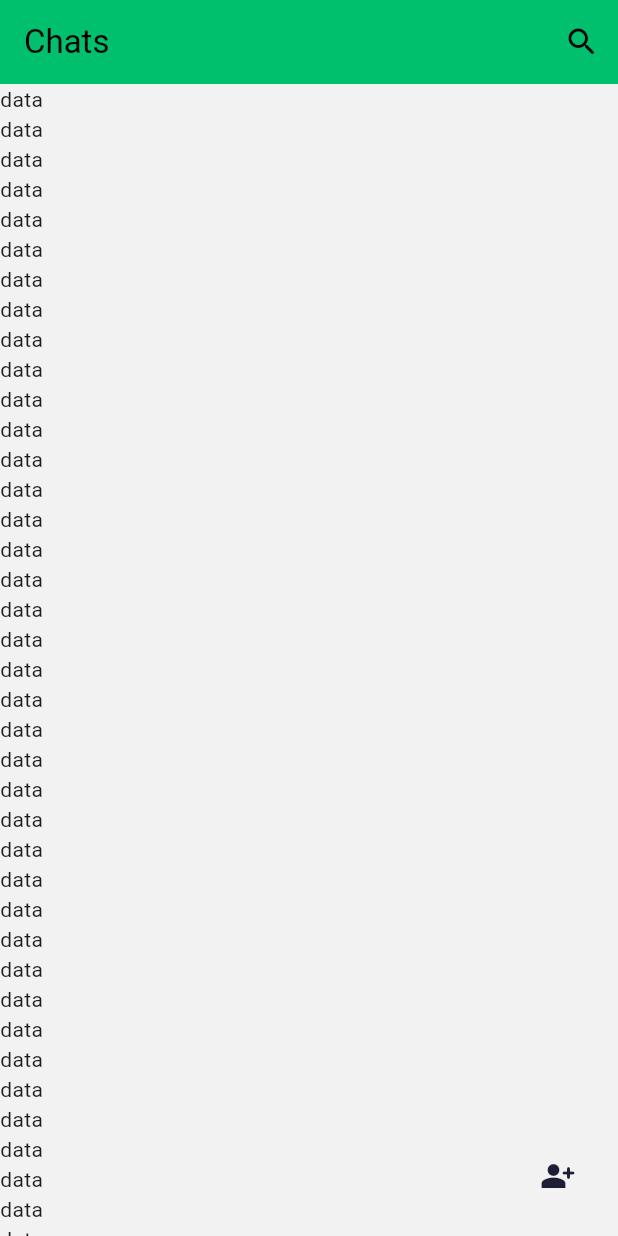
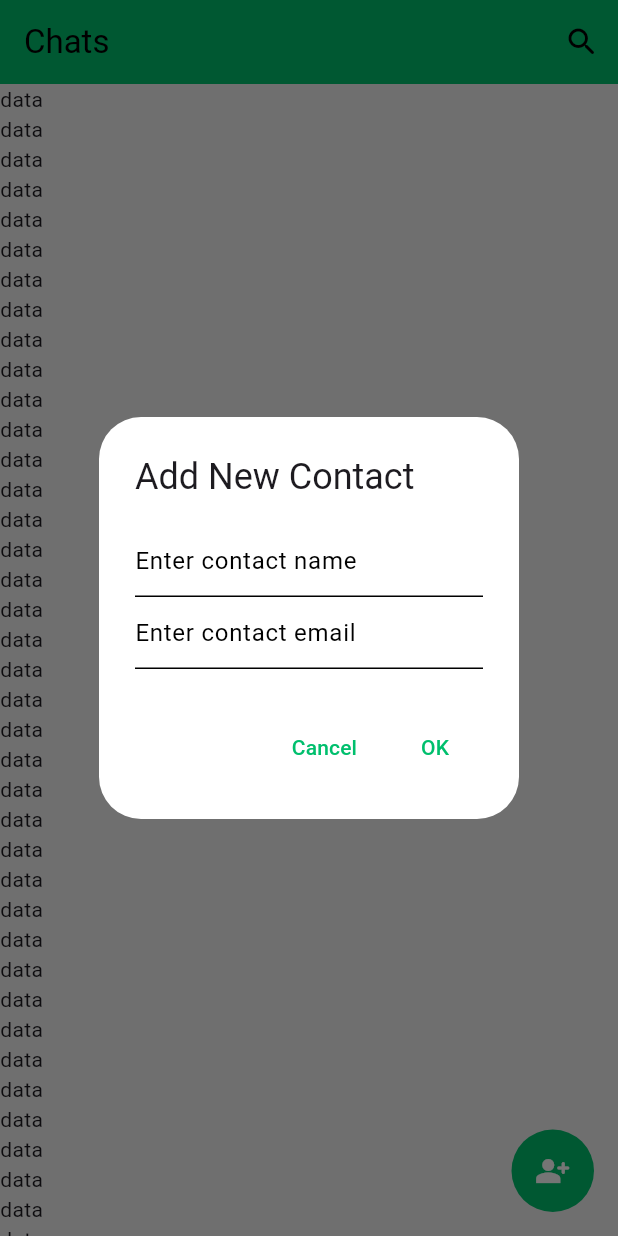
Before and after one commit to Rajab-Alkahef/Chatify, a Flutter app: the HomeScreen screen opened by its route, after a tap on the "person add alt" icon, on a phone screen of 412 x 824 dp. Run offline on Flutter 3.47's test engine with Material 3 defaults, Android fonts, the light colour scheme and no system bars; our stand-ins replace cloud_firestore, firebase_auth, firebase_core, modal_progress_hud_nsn; accounts and stored records are empty.

Commit message:
Add floating action button to HomeScreen
Create a floating action button widget and add it to the HomeScreen for
adding new contacts. The button triggers a dialog to input contact details.

```diff
--- a/lib/views/home_screen.dart
+++ b/lib/views/home_screen.dart
@@ -1,19 +1,23 @@
 import 'package:chat_app_new/constants.dart';
 import 'package:chat_app_new/widgets/appbar_home_screen.dart';
+import 'package:chat_app_new/widgets/floating_button.dart';
 import 'package:cloud_firestore/cloud_firestore.dart';
 import 'package:flutter/material.dart';
 
-class HomeScreen extends StatelessWidget {
+class HomeScreen extends StatefulWidget {
   const HomeScreen({super.key});
   static String id = 'home-screen';
+
+  @override
+  State<HomeScreen> createState() => _HomeScreenState();
+}
+
+class _HomeScreenState extends State<HomeScreen> {
   @override
   Widget build(BuildContext context) {
     final messageCollection = FirebaseFirestore.instance.collection(kUsers);
     return Scaffold(
-      floatingActionButton: IconButton(
-        onPressed: () {},
-        icon: const Icon(Icons.person_add_alt_rounded),
-      ),
+      floatingActionButton: const floatingActionButton(),
       appBar: appBarhomeScreen(context),
       body: ListView.builder(
         itemBuilder: (context, index) {
--- /dev/null
+++ b/lib/widgets/floating_button.dart
@@ -0,0 +1,85 @@
+import 'package:chat_app_new/constants.dart';
+import 'package:flutter/material.dart';
+
+class floatingActionButton extends StatefulWidget {
+  const floatingActionButton({
+    super.key,
+  });
+
+  @override
+  State<floatingActionButton> createState() => _floatingActionButtonState();
+}
+
+class _floatingActionButtonState extends State<floatingActionButton> {
+  final TextEditingController _contactNameController = TextEditingController();
+  final TextEditingController _contactEmailController = TextEditingController();
+  void _showAddContactDialog(BuildContext context) {
+    showDialog(
+      context: context,
+      builder: (BuildContext context) {
+        return AlertDialog(
+          title: const Text('Add New Contact'),
+          content: SizedBox(
+            height: 100,
+            child: Column(
+              children: [
+                TextField(
+                  controller: _contactNameController,
+                  decoration: const InputDecoration(
+                    hintText: 'Enter contact name',
+                  ),
+                ),
+                TextField(
+                  controller: _contactEmailController,
+                  decoration: const InputDecoration(
+                    hintText: 'Enter contact email',
+                  ),
+                )
+              ],
+            ),
+          ),
+          actions: [
+            TextButton(
+              onPressed: () {
+                Navigator.pop(context); // Close the dialog
+              },
+              child: const Text('Cancel'),
+            ),
+            TextButton(
+              onPressed: () {
+                final contactEmail = _contactEmailController.text;
+                final contactName = _contactNameController.text;
+                print('New contact added: $contactName');
+                print('New contact added: $contactEmail');
+                Navigator.pop(context); // Close the dialog
+              },
+              child: const Text('OK'),
+            ),
+          ],
+        );
+      },
+    );
+  }
+
+  @override
+  Widget build(BuildContext context) {
+    return Container(
+      decoration:
+          const BoxDecoration(shape: BoxShape.circle, color: kPrimaryColor),
+      // color: kPrimaryColor,
+      width: 55.0,
+      height: 55.0,
+      child: RawMaterialButton(
+        shape: const CircleBorder(),
+        elevation: 0.0,
+        child: const Icon(
+          Icons.person_add_alt_rounded,
+          color: Colors.white,
+        ),
+        onPressed: () {
+          _showAddContactDialog(context);
+        },
+      ),
+    );
+  }
+}
```
